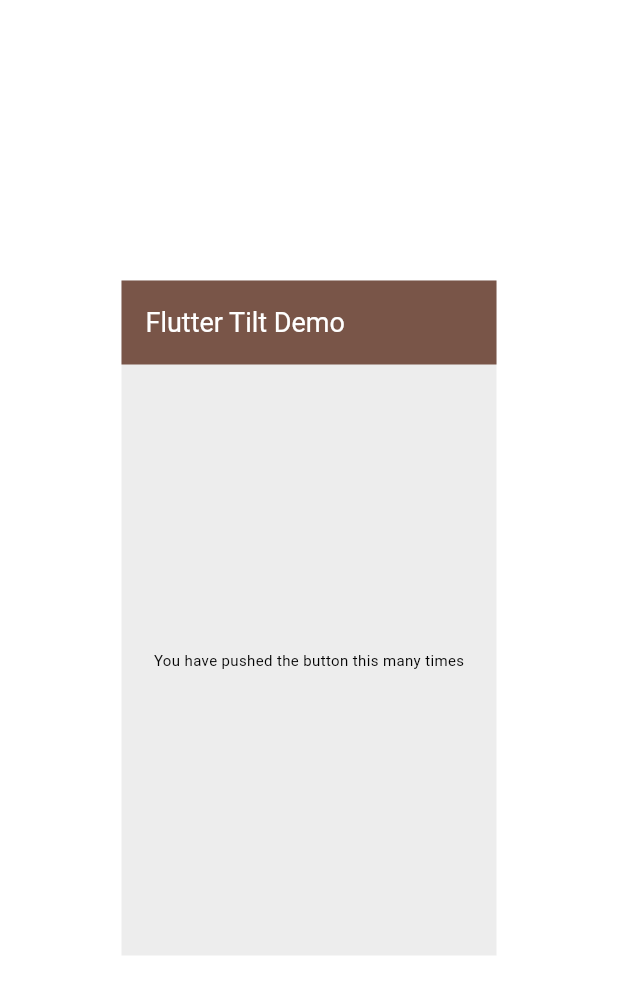
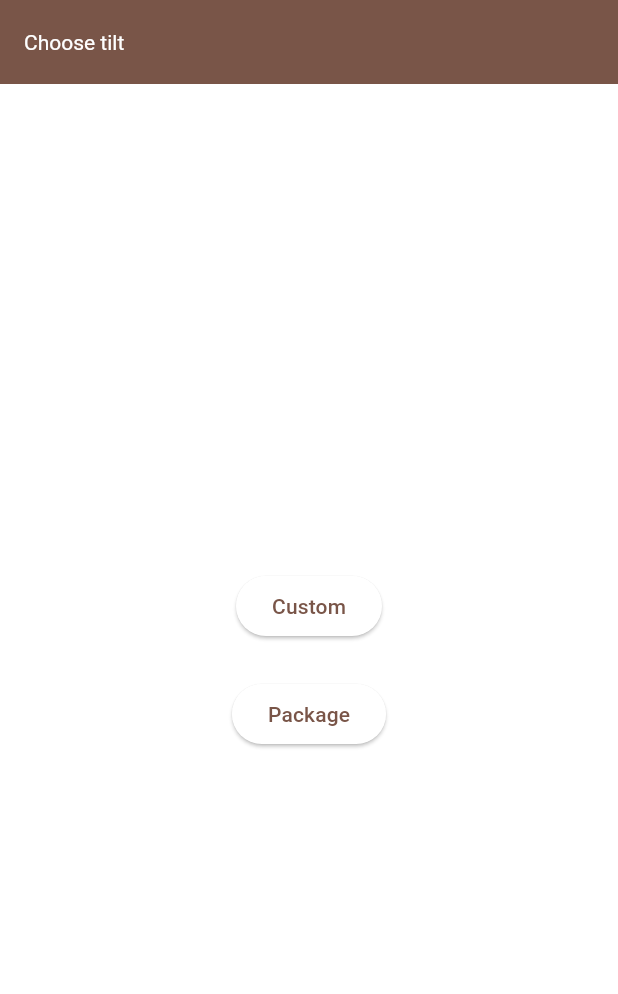
Before and after one commit to shakhboz-dot/animation_simple, a Flutter app: the screen it shows after launch, on a phone screen of 412 x 824 dp. Shown: the top 994 px of the screen. Run offline on Flutter 3.47's test engine with Material 3 defaults, Android fonts, the phone set to English and light mode, and no system bars; our stand-ins replace sensors_plus; missing offline and left inert: flutter_tilt.

Commit message:
All ready

```diff
--- a/lib/main.dart
+++ b/lib/main.dart
@@ -1,7 +1,9 @@
 import 'dart:async';
 
-import 'package:dialog_animation/dialog_screen.dart';
-import 'package:dialog_animation/tilt_screen.dart';
+import 'package:dialog_animation/src/ui/dialog_screen.dart';
+import 'package:dialog_animation/src/ui/main_screen.dart';
+import 'package:dialog_animation/src/ui/sensors_screen.dart';
+import 'package:dialog_animation/src/ui/tilt_screen.dart';
 import 'package:flutter/material.dart';
 
 void main() {
@@ -23,7 +25,7 @@
           titleTextStyle: TextStyle(color: Colors.white),
         ),
       ),
-      home: const TiltDemo(),
+      home: const MainScreen(),
     );
   }
 }
--- /dev/null
+++ b/lib/src/ui/main_screen.dart
@@ -0,0 +1,60 @@
+import 'package:dialog_animation/src/ui/sensors_screen.dart';
+import 'package:dialog_animation/src/ui/tilt_screen.dart';
+import 'package:flutter/material.dart';
+
+class MainScreen extends StatelessWidget {
+  const MainScreen({super.key});
+
+  @override
+  Widget build(BuildContext context) {
+    return Scaffold(
+      appBar: AppBar(
+        title: const Text('Choose tilt'),
+      ),
+      body: Center(
+        child: Column(
+          mainAxisAlignment: MainAxisAlignment.center,
+          children: [
+            ElevatedButton(
+              onPressed: () {
+                _custom(context);
+              },
+              child: const Text('Custom'),
+            ),
+            const SizedBox(
+              height: 24,
+            ),
+            ElevatedButton(
+              onPressed: () {
+                _package(context);
+              },
+              child: const Text('Package'),
+            )
+          ],
+        ),
+      ),
+    );
+  }
+
+  void _custom(BuildContext context) {
+    Navigator.push(
+      context,
+      MaterialPageRoute(
+        builder: (context) {
+          return const SensorScreen();
+        },
+      ),
+    );
+  }
+
+  void _package(BuildContext context) {
+    Navigator.push(
+      context,
+      MaterialPageRoute(
+        builder: (context) {
+          return const TiltDemo();
+        },
+      ),
+    );
+  }
+}
--- a/lib/tilt_screen.dart
+++ b/lib/src/ui/tilt_screen.dart
@@ -1,3 +1,4 @@
+import 'dart:async';
 
 import 'package:flutter/material.dart';
 
@@ -13,6 +14,13 @@
 class _TiltDemoState extends State<TiltDemo> {
   int _counter = 0;
 
+  StreamController<TiltStreamModel> tiltStreamModel = StreamController();
+
+  @override
+  void initState() {
+    super.initState();
+  }
+
   void _incrementCounter() {
     setState(() {
       _counter++;
@@ -26,17 +34,13 @@
       body: Center(
         child: Tilt(
           borderRadius: BorderRadius.circular(24),
-          tiltConfig: const TiltConfig(angle: 15),
-          lightConfig: const LightConfig(
-            minIntensity: 0.1,
+          tiltConfig: const TiltConfig(
+            enableGestureTouch: false,
+            enableRevert: false,
+            enableSensorRevert: false,
+            filterQuality: FilterQuality.high,
           ),
-          shadowConfig: const ShadowConfig(
-            minIntensity: 0.05,
-            maxIntensity: 0.4,
-            offsetFactor: 0.08,
-            minBlurRadius: 10,
-            maxBlurRadius: 15,
-          ),
+          lightConfig: const LightConfig(),
           childLayout: ChildLayout(
             outer: [
               Positioned(
@@ -100,8 +104,8 @@
   @override
   Widget build(BuildContext context) {
     return SizedBox(
-      width: 250,
-      height: 450,
+      width: 300,
+      height: 500,
       child: Scaffold(
         primary: false,
         backgroundColor: const Color(0x206D6E6F),
--- a/pubspec.yaml
+++ b/pubspec.yaml
@@ -14,6 +14,7 @@
     sdk: flutter
   cupertino_icons: ^1.0.6
   flutter_tilt: ^3.0.1
+  sensors_plus: ^5.0.1
 
 dev_dependencies:
   flutter_test:
```
Also changed, not shown: lib/src/ui/sensors_screen.dart (added, +57 -0 lines), lib/src/ui/dialog_screen.dart (renamed from lib/dialog_screen.dart), pubspec.lock, 3 other files.
